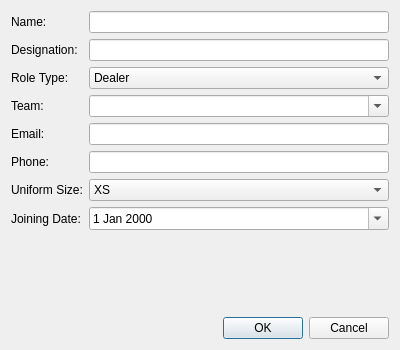
This is ui/employeededialog.ui in akhil-kk15/UASM-Tool as Qt 5 draws it before an edit. The edited form follows.
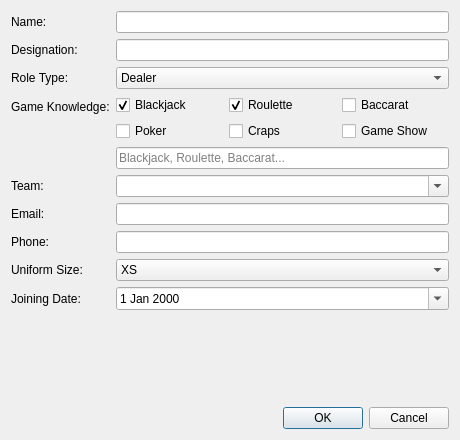
This is the edited form.

Commit message: Add 15 teams, game knowledge matching, 5-digit IDs, recent changes sidebar, and universal refresh

```diff
--- a/ui/employeededialog.ui
+++ b/ui/employeededialog.ui
@@ -2,12 +2,12 @@
 <ui version="4.0">
  <class>EmployeeDialog</class>
  <widget class="QDialog" name="EmployeeDialog">
-  <property name="geometry">
+   <property name="geometry">
    <rect>
     <x>0</x>
     <y>0</y>
-    <width>400</width>
-    <height>350</height>
+    <width>460</width>
+    <height>440</height>
    </rect>
   </property>
   <property name="windowTitle">
@@ -63,47 +63,117 @@
       </widget>
      </item>
      <item row="3" column="0">
+      <widget class="QLabel" name="gameKnowledgeLabel">
+       <property name="text">
+        <string>Game Knowledge:</string>
+       </property>
+      </widget>
+     </item>
+     <item row="3" column="1">
+      <layout class="QVBoxLayout" name="gameKnowledgeLayout">
+       <item>
+        <layout class="QGridLayout" name="gamesGridLayout">
+         <item row="0" column="0">
+          <widget class="QCheckBox" name="chkBlackjack">
+           <property name="text">
+            <string>Blackjack</string>
+           </property>
+           <property name="checked">
+            <bool>true</bool>
+           </property>
+          </widget>
+         </item>
+         <item row="0" column="1">
+          <widget class="QCheckBox" name="chkRoulette">
+           <property name="text">
+            <string>Roulette</string>
+           </property>
+           <property name="checked">
+            <bool>true</bool>
+           </property>
+          </widget>
+         </item>
+         <item row="0" column="2">
+          <widget class="QCheckBox" name="chkBaccarat">
+           <property name="text">
+            <string>Baccarat</string>
+           </property>
+          </widget>
+         </item>
+         <item row="1" column="0">
+          <widget class="QCheckBox" name="chkPoker">
+           <property name="text">
+            <string>Poker</string>
+           </property>
+          </widget>
+         </item>
+         <item row="1" column="1">
+          <widget class="QCheckBox" name="chkCraps">
+           <property name="text">
+            <string>Craps</string>
+           </property>
+          </widget>
+         </item>
+         <item row="1" column="2">
+          <widget class="QCheckBox" name="chkGameShow">
+           <property name="text">
+            <string>Game Show</string>
+           </property>
+          </widget>
+         </item>
+        </layout>
+       </item>
+       <item>
+        <widget class="QLineEdit" name="gameKnowledgeEdit">
+         <property name="placeholderText">
+          <string>Blackjack, Roulette, Baccarat...</string>
+         </property>
+        </widget>
+       </item>
+      </layout>
+     </item>
+     <item row="4" column="0">
       <widget class="QLabel" name="label_3">
        <property name="text">
         <string>Team:</string>
        </property>
       </widget>
      </item>
-     <item row="3" column="1">
+     <item row="4" column="1">
       <widget class="QComboBox" name="teamCombo">
        <property name="editable">
         <bool>true</bool>
        </property>
       </widget>
      </item>
-     <item row="4" column="0">
+     <item row="5" column="0">
       <widget class="QLabel" name="label_4">
        <property name="text">
         <string>Email:</string>
        </property>
       </widget>
      </item>
-     <item row="4" column="1">
+     <item row="5" column="1">
       <widget class="QLineEdit" name="emailEdit"/>
      </item>
-     <item row="5" column="0">
+     <item row="6" column="0">
       <widget class="QLabel" name="label_5">
        <property name="text">
         <string>Phone:</string>
        </property>
       </widget>
      </item>
-     <item row="5" column="1">
+     <item row="6" column="1">
       <widget class="QLineEdit" name="phoneEdit"/>
      </item>
-     <item row="6" column="0">
+     <item row="7" column="0">
       <widget class="QLabel" name="label_6">
        <property name="text">
         <string>Uniform Size:</string>
        </property>
       </widget>
      </item>
-     <item row="6" column="1">
+     <item row="7" column="1">
       <widget class="QComboBox" name="uniformSizeCombo">
        <item>
         <property name="text">
@@ -137,14 +207,14 @@
        </item>
       </widget>
      </item>
-     <item row="7" column="0">
+     <item row="8" column="0">
       <widget class="QLabel" name="label_7">
        <property name="text">
         <string>Joining Date:</string>
        </property>
       </widget>
      </item>
-     <item row="7" column="1">
+     <item row="8" column="1">
       <widget class="QDateEdit" name="joiningDateEdit">
        <property name="calendarPopup">
         <bool>true</bool>
```
The commit also changes 18 other files.
